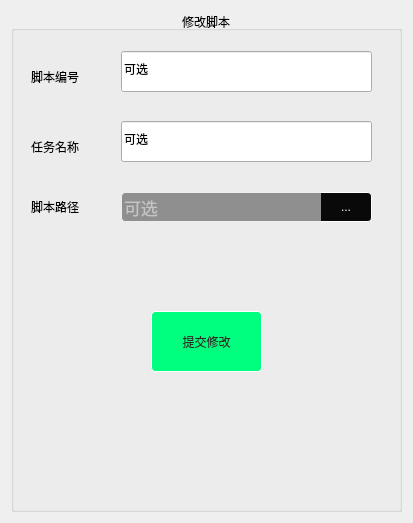
Above: UI/updateJS.ui from LX-sys/scriptmanagement before the change. Below: the same form after it.
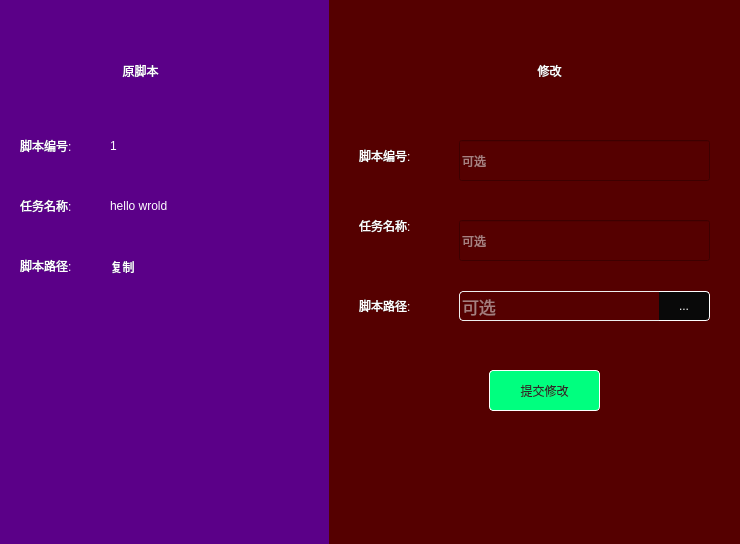
That is the form after the change.

Commit message: 修改脚本

The edit to the form file:
```diff
--- a/UI/updateJS.ui
+++ b/UI/updateJS.ui
@@ -6,116 +6,206 @@
    <rect>
     <x>0</x>
     <y>0</y>
-    <width>409</width>
-    <height>519</height>
+    <width>740</width>
+    <height>544</height>
    </rect>
   </property>
+  <property name="minimumSize">
+   <size>
+    <width>740</width>
+    <height>544</height>
+   </size>
+  </property>
+  <property name="maximumSize">
+   <size>
+    <width>740</width>
+    <height>544</height>
+   </size>
+  </property>
   <property name="windowTitle">
    <string>Form</string>
   </property>
+  <property name="styleSheet">
+   <string notr="true">QWidget{
+	color: rgb(255, 255, 255);
+	font: 12pt &quot;黑体&quot;;
+}</string>
+  </property>
   <layout class="QGridLayout" name="gridLayout">
+   <property name="leftMargin">
+    <number>0</number>
+   </property>
+   <property name="topMargin">
+    <number>0</number>
+   </property>
+   <property name="rightMargin">
+    <number>0</number>
+   </property>
+   <property name="bottomMargin">
+    <number>0</number>
+   </property>
+   <property name="spacing">
+    <number>0</number>
+   </property>
    <item row="0" column="0">
-    <widget class="QGroupBox" name="groupBox">
+    <widget class="QWidget" name="widget" native="true">
      <property name="minimumSize">
       <size>
-       <width>391</width>
-       <height>501</height>
+       <width>311</width>
+       <height>521</height>
       </size>
      </property>
      <property name="maximumSize">
       <size>
-       <width>391</width>
-       <height>501</height>
+       <width>400</width>
+       <height>600</height>
       </size>
      </property>
      <property name="styleSheet">
-      <string notr="true">QLabel,QPushButton{
-	color: rgb(0, 0, 0);
-	font: 12pt &quot;黑体&quot;;
-}</string>
+      <string notr="true">background-color: rgb(91, 0, 136);</string>
      </property>
-     <property name="title">
-      <string>修改脚本</string>
-     </property>
-     <property name="alignment">
-      <set>Qt::AlignCenter</set>
-     </property>
-     <widget class="QLabel" name="label_id">
+     <widget class="QLabel" name="label_o_title">
       <property name="geometry">
        <rect>
+        <x>60</x>
+        <y>30</y>
+        <width>161</width>
+        <height>81</height>
+       </rect>
+      </property>
+      <property name="styleSheet">
+       <string notr="true">QLabel{
+	font: 24pt &quot;黑体&quot;;
+}</string>
+      </property>
+      <property name="text">
+       <string>原脚本</string>
+      </property>
+      <property name="alignment">
+       <set>Qt::AlignCenter</set>
+      </property>
+     </widget>
+     <widget class="QLabel" name="label_o_id">
+      <property name="geometry">
+       <rect>
         <x>20</x>
-        <y>50</y>
+        <y>130</y>
         <width>71</width>
         <height>31</height>
        </rect>
       </property>
       <property name="text">
-       <string>脚本编号</string>
+       <string>脚本编号:</string>
       </property>
      </widget>
-     <widget class="QLineEdit" name="lineEdit_id">
+     <widget class="QLabel" name="label_o_task">
       <property name="geometry">
        <rect>
-        <x>110</x>
-        <y>40</y>
-        <width>251</width>
-        <height>41</height>
+        <x>20</x>
+        <y>190</y>
+        <width>71</width>
+        <height>31</height>
        </rect>
       </property>
       <property name="text">
-       <string>可选</string>
+       <string>任务名称:</string>
       </property>
-      <property name="placeholderText">
-       <string>必填</string>
-      </property>
      </widget>
-     <widget class="QLabel" name="label_task">
+     <widget class="QLabel" name="label_o_jspath">
       <property name="geometry">
        <rect>
         <x>20</x>
-        <y>120</y>
+        <y>250</y>
         <width>71</width>
         <height>31</height>
        </rect>
       </property>
       <property name="text">
-       <string>任务名称</string>
+       <string>脚本路径:</string>
       </property>
      </widget>
-     <widget class="QLineEdit" name="lineEdit_task">
+     <widget class="QPushButton" name="btn_copy">
       <property name="geometry">
        <rect>
-        <x>110</x>
-        <y>110</y>
-        <width>251</width>
-        <height>41</height>
+        <x>85</x>
+        <y>255</y>
+        <width>75</width>
+        <height>23</height>
        </rect>
       </property>
+      <property name="toolTip">
+       <string>&lt;html&gt;&lt;head/&gt;&lt;body&gt;&lt;p&gt;脚本路径&lt;/p&gt;&lt;/body&gt;&lt;/html&gt;</string>
+      </property>
+      <property name="styleSheet">
+       <string notr="true">QPushButton{
+	border:none;
+	background-color:rgba(255, 255, 255, 0);
+}
+QPushButton:hover{
+	color: rgb(214, 214, 107);
+}
+QPushButton:pressed{
+	color:rgb(240, 240, 240);
+}</string>
+      </property>
       <property name="text">
-       <string>可选</string>
+       <string>复制</string>
       </property>
-      <property name="placeholderText">
-       <string>必填</string>
+     </widget>
+     <widget class="QLabel" name="label_input_id">
+      <property name="geometry">
+       <rect>
+        <x>110</x>
+        <y>130</y>
+        <width>141</width>
+        <height>31</height>
+       </rect>
       </property>
+      <property name="text">
+       <string>1</string>
+      </property>
      </widget>
-     <widget class="QLabel" name="label_jspath">
+     <widget class="QLabel" name="label_input_task">
       <property name="geometry">
        <rect>
-        <x>20</x>
-        <y>180</y>
-        <width>71</width>
+        <x>110</x>
+        <y>190</y>
+        <width>181</width>
         <height>31</height>
        </rect>
       </property>
       <property name="text">
-       <string>脚本路径</string>
+       <string>hello wrold</string>
       </property>
      </widget>
+    </widget>
+   </item>
+   <item row="0" column="1">
+    <widget class="QWidget" name="widget_2" native="true">
+     <property name="minimumSize">
+      <size>
+       <width>411</width>
+       <height>521</height>
+      </size>
+     </property>
+     <property name="maximumSize">
+      <size>
+       <width>411</width>
+       <height>600</height>
+      </size>
+     </property>
+     <property name="styleSheet">
+      <string notr="true">QWidget{
+	color: rgb(255, 255, 255);
+	background-color: rgb(85, 0, 0);
+}
+</string>
+     </property>
      <widget class="QWidget" name="layoutWidget">
       <property name="geometry">
        <rect>
-        <x>110</x>
-        <y>180</y>
+        <x>130</x>
+        <y>290</y>
         <width>251</width>
         <height>32</height>
        </rect>
@@ -142,7 +232,6 @@
           <string notr="true">QLineEdit{
 color: rgb(252, 252, 252);
 font-size:13pt;
-background-color: rgb(143, 143, 143);
 border:1px solid rgb(238, 238, 238);
 border-right:none;
 border-top-left-radius:4px;
@@ -194,13 +283,87 @@
        </item>
       </layout>
      </widget>
+     <widget class="QLineEdit" name="lineEdit_id">
+      <property name="geometry">
+       <rect>
+        <x>130</x>
+        <y>140</y>
+        <width>251</width>
+        <height>41</height>
+       </rect>
+      </property>
+      <property name="styleSheet">
+       <string notr="true"/>
+      </property>
+      <property name="text">
+       <string/>
+      </property>
+      <property name="placeholderText">
+       <string>可选</string>
+      </property>
+     </widget>
+     <widget class="QLabel" name="label_jspath">
+      <property name="geometry">
+       <rect>
+        <x>30</x>
+        <y>290</y>
+        <width>71</width>
+        <height>31</height>
+       </rect>
+      </property>
+      <property name="text">
+       <string>脚本路径:</string>
+      </property>
+     </widget>
+     <widget class="QLabel" name="label_task">
+      <property name="geometry">
+       <rect>
+        <x>30</x>
+        <y>210</y>
+        <width>71</width>
+        <height>31</height>
+       </rect>
+      </property>
+      <property name="text">
+       <string>任务名称:</string>
+      </property>
+     </widget>
+     <widget class="QLabel" name="label_id">
+      <property name="geometry">
+       <rect>
+        <x>30</x>
+        <y>140</y>
+        <width>71</width>
+        <height>31</height>
+       </rect>
+      </property>
+      <property name="text">
+       <string>脚本编号:</string>
+      </property>
+     </widget>
+     <widget class="QLineEdit" name="lineEdit_task">
+      <property name="geometry">
+       <rect>
+        <x>130</x>
+        <y>220</y>
+        <width>251</width>
+        <height>41</height>
+       </rect>
+      </property>
+      <property name="text">
+       <string/>
+      </property>
+      <property name="placeholderText">
+       <string>可选</string>
+      </property>
+     </widget>
      <widget class="QPushButton" name="btn_sbumit">
       <property name="geometry">
        <rect>
-        <x>140</x>
-        <y>300</y>
+        <x>160</x>
+        <y>370</y>
         <width>111</width>
-        <height>61</height>
+        <height>41</height>
        </rect>
       </property>
       <property name="styleSheet">
@@ -219,6 +382,27 @@
        <string>提交修改</string>
       </property>
      </widget>
+     <widget class="QLabel" name="label_title">
+      <property name="geometry">
+       <rect>
+        <x>140</x>
+        <y>30</y>
+        <width>161</width>
+        <height>81</height>
+       </rect>
+      </property>
+      <property name="styleSheet">
+       <string notr="true">QLabel{
+	font: 24pt &quot;黑体&quot;;
+}</string>
+      </property>
+      <property name="text">
+       <string>修改</string>
+      </property>
+      <property name="alignment">
+       <set>Qt::AlignCenter</set>
+      </property>
+     </widget>
     </widget>
    </item>
   </layout>
```
The commit also changes 1 other file.
